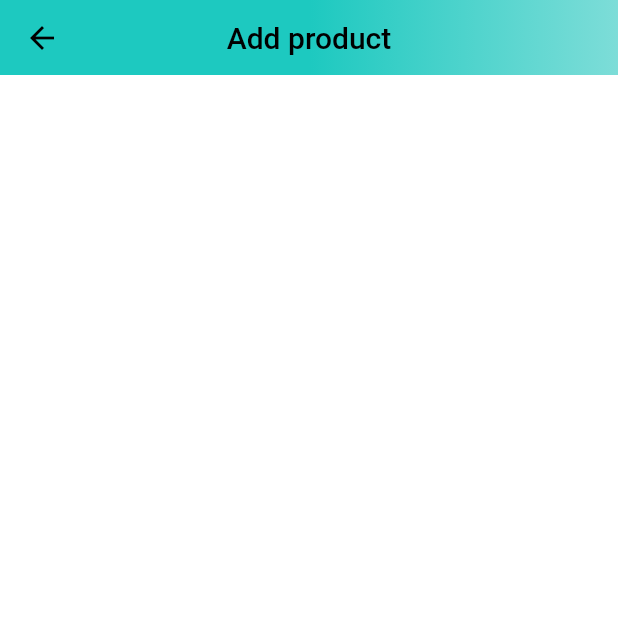
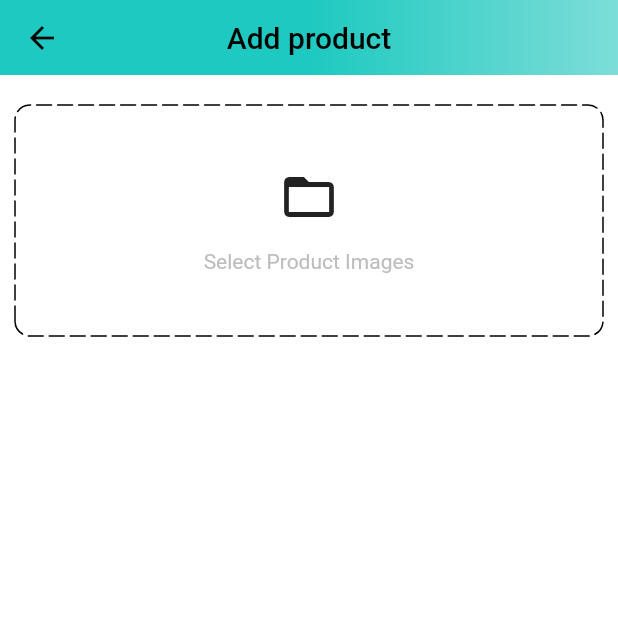
Before and after one commit to Briankurtish/flutter_amazon_clone, a Flutter app: the AddProductScreen screen opened by its route, on a phone screen of 412 x 824 dp, the top half of it. Run offline on Flutter 3.47's test engine with Material 2 defaults, Android fonts, the phone set to English and light mode, and no system bars; drawn by our look-alikes of dotted_border; our stand-ins replace badges, carousel_slider, shared_preferences; accounts and stored records are empty.

Commit message:
added dotted border widget

```diff
--- a/amazon_clone/lib/features/admin/screens/add_product_screen.dart
+++ b/amazon_clone/lib/features/admin/screens/add_product_screen.dart
@@ -1,3 +1,4 @@
+import 'package:dotted_border/dotted_border.dart';
 import 'package:flutter/material.dart';
 
 import '../../../constants/global_variables.dart';
@@ -29,6 +30,45 @@ class _AddProductScreenState extends State<AddProductScreen> {
           centerTitle: true,
         ),
       ),
+      body: SingleChildScrollView(
+        child: Form(
+          child: Padding(
+            padding: const EdgeInsets.symmetric(horizontal: 10.0),
+            child: Column(
+              children: [
+                const SizedBox(height: 20),
+                DottedBorder(
+                  borderType: BorderType.RRect,
+                  radius: const Radius.circular(10),
+                  dashPattern: const [10, 4],
+                  strokeCap: StrokeCap.round,
+                  child: Container(
+                    width: double.infinity,
+                    height: 150,
+                    decoration: BoxDecoration(
+                      borderRadius: BorderRadius.circular(10),
+                    ),
+                    child: Column(
+                      mainAxisAlignment: MainAxisAlignment.center,
+                      children: [
+                        const Icon(
+                          Icons.folder_open,
+                          size: 40,
+                        ),
+                        const SizedBox(height: 15),
+                        Text(
+                          'Select Product Images',
+                          style: TextStyle(color: Colors.grey.shade400),
+                        )
+                      ],
+                    ),
+                  ),
+                ),
+              ],
+            ),
+          ),
+        ),
+      ),
     );
   }
 }
--- a/amazon_clone/pubspec.yaml
+++ b/amazon_clone/pubspec.yaml
@@ -40,6 +40,7 @@ dependencies:
   shared_preferences: ^2.1.1
   badges: ^2.0.2
   carousel_slider: ^4.2.1
+  dotted_border: ^2.0.0+3
 
 dev_dependencies:
   flutter_test:
```
Also changed, not shown: amazon_clone/pubspec.lock.
